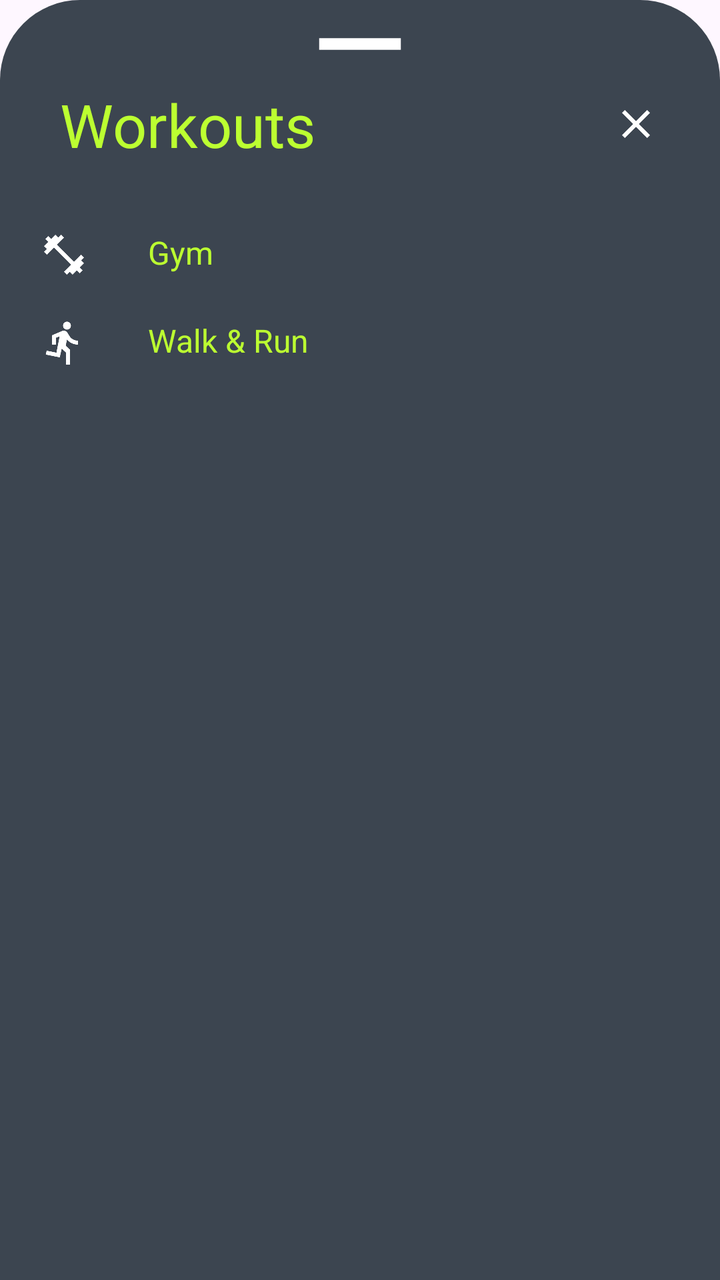
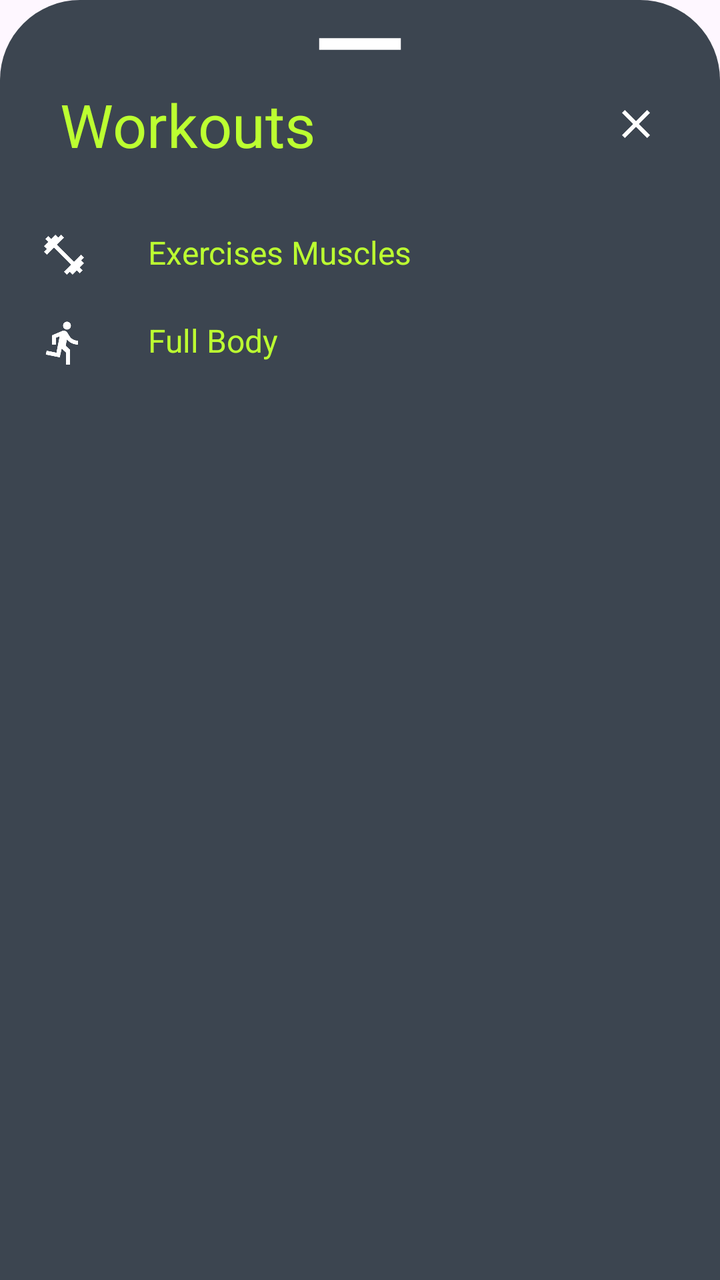

Before-and-after screenshots of an Android layout around one commit, followed by the original layout XML and the change that was made.
<!-- AndroidManifest.xml: application theme Theme.FitHub -->
<!-- res/layout/bottomsheetlayout.xml -->
<?xml version="1.0" encoding="utf-8"?>
<LinearLayout xmlns:android="http://schemas.android.com/apk/res/android"
    android:orientation="vertical"
    android:layout_width="match_parent"
    android:layout_height="match_parent"
    android:background="@drawable/dialogbkg">

    <ImageView
        android:layout_width="70dp"
        android:layout_height="wrap_content"
        android:src="@drawable/ic_round_remove_24dp"
        android:layout_gravity="center|top"
        android:scaleType="centerCrop"/>

    <LinearLayout
        android:layout_width="match_parent"
        android:layout_height="wrap_content"
        android:orientation="horizontal"
        android:gravity="center_vertical"
        android:padding="8dp">

        <TextView
            android:id="@+id/createText"
            android:layout_width="0dp"
            android:layout_height="wrap_content"
            android:layout_weight="1"
            android:textAlignment="viewStart"
            android:text="Workouts"
            android:textColor="@color/primary"
            android:textSize="30dp"
            android:layout_marginStart="12dp"
            android:layout_marginTop="0dp" />

        <ImageView
            android:id="@+id/cancelButton"
            android:layout_width="wrap_content"
            android:layout_height="wrap_content"
            android:src="@drawable/ic_remove_24dp"
            android:layout_marginEnd="12dp" />

    </LinearLayout>

    
    <LinearLayout
        android:id="@+id/layoutVideo"
        android:orientation="horizontal"
        android:layout_width="match_parent"
        android:layout_height="wrap_content"
        android:layout_marginTop="15dp"
        android:padding="10dp">

        <ImageView
            android:layout_width="wrap_content"
            android:layout_height="wrap_content"
            android:src="@drawable/ic_fitness_24dp"/>

        <TextView
            android:layout_width="wrap_content"
            android:layout_height="wrap_content"
            android:text="Gym"
            android:textColor="@color/primary"
            android:layout_marginLeft="30dp"
            android:textSize="16sp"/>

    </LinearLayout>

    <LinearLayout
        android:id="@+id/layoutShorts"
        android:orientation="horizontal"
        android:layout_width="match_parent"
        android:layout_height="wrap_content"
        android:padding="10dp">

        <ImageView
            android:layout_width="wrap_content"
            android:layout_height="wrap_content"
            android:src="@drawable/ic_run_24dp"/>

        <TextView
            android:layout_width="wrap_content"
            android:layout_height="wrap_content"
            android:text="Walk &amp; Run"
            android:textColor="@color/primary"
            android:layout_marginLeft="30dp"
            android:textSize="16sp"/>

    </LinearLayout>

</LinearLayout>
<!-- resources referenced by this layout -->
<resources>
  <color name="primary">#BCFF31</color>
  <!-- drawable dialogbkg (drawable) -->
  <?xml version="1.0" encoding="utf-8"?>
  <shape xmlns:android="http://schemas.android.com/apk/res/android">
  
      <solid
          android:color="@color/dark_surface_light" />
  
      <corners
          android:topLeftRadius="40dp"
          android:topRightRadius="40dp" />
  
      <padding
          android:left="10dp"
          android:top="10dp"
          android:right="10dp"
          android:bottom="10dp" />
  
      <storke
          android:width="2dp"
          android:color="@color/primary" />
  
  </shape>
  <!-- drawable ic_fitness_24dp (drawable) -->
  <vector xmlns:android="http://schemas.android.com/apk/res/android"
      android:width="24dp"
      android:height="24dp"
      android:viewportWidth="24"
      android:viewportHeight="24">
    <path
        android:pathData="M20.57,14.86L22,13.43 20.57,12 17,15.57 8.43,7 12,3.43 10.57,2 9.14,3.43 7.71,2 5.57,4.14 4.14,2.71 2.71,4.14l1.43,1.43L2,7.71l1.43,1.43L2,10.57 3.43,12 7,8.43 15.57,17 12,20.57 13.43,22l1.43,-1.43L16.29,22l2.14,-2.14 1.43,1.43 1.43,-1.43 -1.43,-1.43L22,16.29z"
        android:fillColor="#FFFFFF"/>
  </vector>
  <!-- drawable ic_remove_24dp (drawable) -->
  <vector xmlns:android="http://schemas.android.com/apk/res/android"
      android:width="24dp"
      android:height="24dp"
      android:viewportWidth="24"
      android:viewportHeight="24">
    <path
        android:pathData="M19,6.41L17.59,5 12,10.59 6.41,5 5,6.41 10.59,12 5,17.59 6.41,19 12,13.41 17.59,19 19,17.59 13.41,12 19,6.41z"
        android:fillColor="#FFFFFF"/>
  </vector>
  <!-- drawable ic_round_remove_24dp (drawable) -->
  <vector xmlns:android="http://schemas.android.com/apk/res/android"
      android:width="24dp"
      android:height="24dp"
      android:viewportWidth="960"
      android:viewportHeight="960">
    <path
        android:pathData="M200,520v-80h560v80L200,520Z"
        android:fillColor="#FFFFFF"/>
  </vector>
  <style name="Theme.FitHub" parent="Base.Theme.FitHub">
          <item name="snackbarStyle">@style/Widget.App.Snackbar</item>
          <item name="snackbarButtonStyle">@style/Widget.App.SnackbarButton</item>
      </style>
  <color name="dark_surface_light">#3C4550</color>
  <style name="Base.Theme.FitHub" parent="Theme.Material3.DayNight.NoActionBar">
          
          <item name="colorPrimary">@color/primary</item>
          <item name="colorPrimaryVariant">@color/primary</item>
          <item name="colorOnPrimary">@color/black_primary</item>
          
          <item name="colorSecondary">@color/secondary</item>
          <item name="colorSecondaryVariant">@color/red</item>
          <item name="colorOnSecondary">@color/dark_card</item>
  
          
          <item name="android:statusBarColor">?attr/colorPrimaryVariant</item>
  
          
      </style>
  <style name="Widget.App.Snackbar" parent="Widget.Material3.Snackbar">
          <item name="materialThemeOverlay">@style/ThemeOverlay.App.Snackbar</item>
      </style>
  <style name="Widget.App.SnackbarButton" parent="Widget.Material3.Button.TextButton.Snackbar">
          <item name="android:textColor">@color/white</item>
      </style>
  <color name="black_primary">#1d2738</color>
  <color name="secondary">#2563EB</color>
  <color name="red">#e83937</color>
  <color name="dark_card">#1B1C19</color>
  <style name="ThemeOverlay.App.Snackbar" parent="">
          <item name="colorOnSurfaceInverse">@color/black_primary</item>
      </style>
  <color name="white">#FFFFFF</color>
  <!-- unchanged entries left out for length: 1 -->
</resources>

<!-- the commit's change to res/layout/bottomsheetlayout.xml (unified diff, before → after) -->
@@ -42,7 +42,7 @@
 
     
     <LinearLayout
-        android:id="@+id/layoutVideo"
+        android:id="@+id/layoutExercises"
         android:orientation="horizontal"
         android:layout_width="match_parent"
         android:layout_height="wrap_content"
@@ -57,7 +57,7 @@
         <TextView
             android:layout_width="wrap_content"
             android:layout_height="wrap_content"
-            android:text="Gym"
+            android:text="Exercises Muscles"
             android:textColor="@color/primary"
             android:layout_marginLeft="30dp"
             android:textSize="16sp"/>
@@ -65,7 +65,7 @@
     </LinearLayout>
 
     <LinearLayout
-        android:id="@+id/layoutShorts"
+        android:id="@+id/layoutFullBody"
         android:orientation="horizontal"
         android:layout_width="match_parent"
         android:layout_height="wrap_content"
@@ -79,7 +79,7 @@
         <TextView
             android:layout_width="wrap_content"
             android:layout_height="wrap_content"
-            android:text="Walk &amp; Run"
+            android:text="Full Body"
             android:textColor="@color/primary"
             android:layout_marginLeft="30dp"
             android:textSize="16sp"/>
